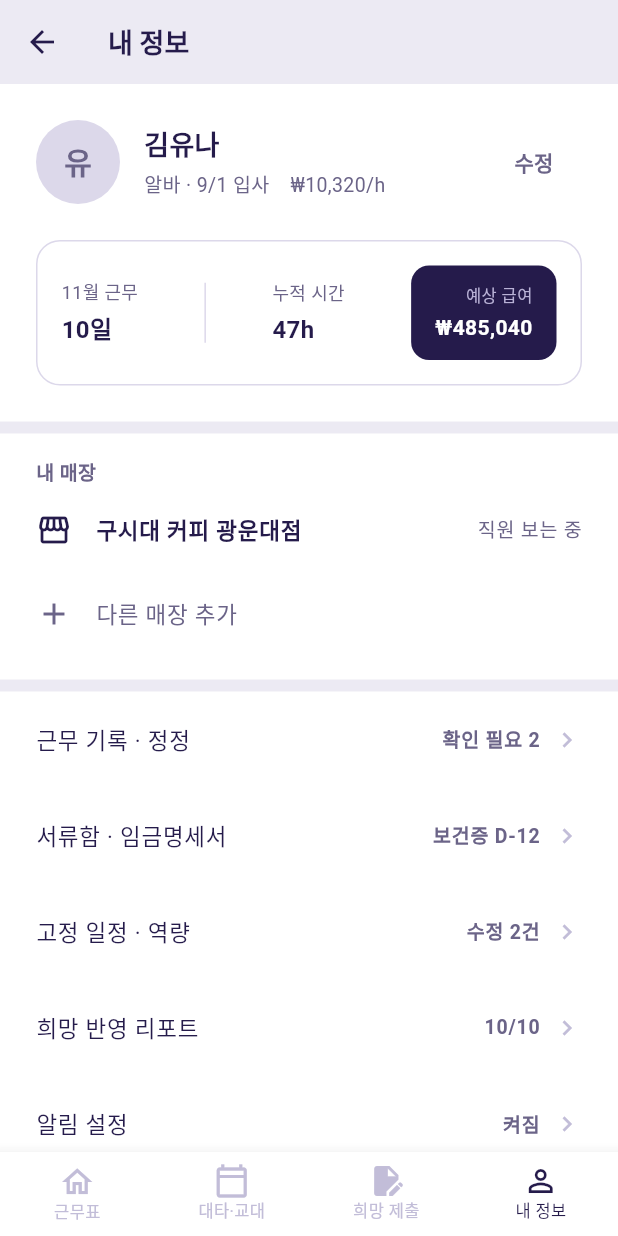
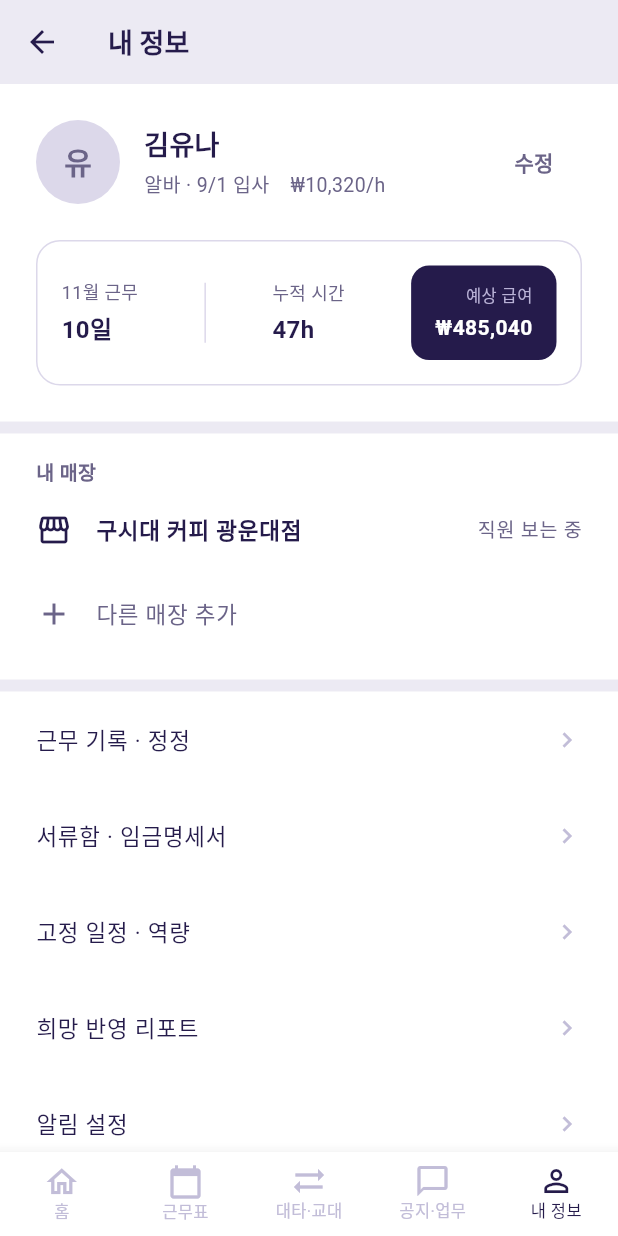
Before and after one commit to kw-store-scheduler/store-scheduler-frontend, a Flutter app: the MyInfoPage screen opened directly, on a phone screen of 412 x 824 dp. Run offline on Flutter 3.47's test engine with Material 3 defaults, Android fonts, the phone set to English and light mode, and no system bars; our stand-ins replace dio, firebase_core, firebase_messaging, google_fonts, qr_flutter, shared_preferences; accounts and stored records are empty; Roboto replaces fonts that are missing (Ibm Plex Sans Kr).

Commit message:
근로자 하단 탭 공통화·뒤로가기 점검
- 근로자 공통 하단 탭 ThymeWorkerTabBar (가이드 4-0: 홈 · 근무표 · 대타·교대(직원 연차·교대) · 공지·업무 · 내 정보)
  H01·H02·H06이 각자 다른 탭(개수·이름·동작)을 갖고 눌러도 반응 없던 탭을 정리. 탭은 쌓지 않고 바꿔 끼움(rootPage)
- 대타·교대 탭 = H07 빈 근무 게시판 (어디서도 못 들어가던 화면), 상단에 W09 근무 바꾸기 진입 추가
- 공지·업무 탭 = H03 신규 (NoticeApi: GET notices, tasks/my, PATCH tasks/{id})
- H02 '대타 보기'가 점주 전용 P06으로 가던 것 → 대타·교대 탭
- W08·W09·H13 완료 후 직원도 알바 홈으로 가던 것 → workerHome()
- H06 빈 메뉴는 홈을 한 장 더 쌓지 않고 '준비 중' 안내, 다른 매장 추가 → J01
- 출근하기는 '준비 중' 안내, 토큰 만료 로그인 화면도 rootPage로
- test/navigation_test.dart: 탭 이동 후 뒤로가기가 앱을 나가지 않는지 (웹 빈 화면) 확인

Co-Authored-By: Claude Opus 5.5 <noreply@anthropic.com>

```diff
--- a/lib/core/home_router.dart
+++ b/lib/core/home_router.dart
@@ -1,5 +1,6 @@
 import 'package:flutter/material.dart';
 import '../models/user.dart';
+import 'session.dart';
 import '../screens/common/a06_role_selection_page.dart';
 import '../screens/owner/o01_store_registration_page.dart';
 import '../screens/owner/p01_owner_home_page.dart';
@@ -33,6 +34,11 @@ Widget homeFor(Me me) {
   }
 }
 
+/// 근로자 홈: 지금 보고 있는 매장에서 직원이면 H02, 알바면 H01
+Widget workerHome() => Session.instance.currentMembership?.employmentType == EmploymentType.fullTime
+    ? const EmployeeHomePage()
+    : const PartTimerHomePage();
+
 /// 첫 화면으로 바꿔 끼운다 (그 아래 화면은 모두 지운다)
 void goHome(BuildContext context, Me me) => resetTo(context, homeFor(me));
 
--- a/lib/main.dart
+++ b/lib/main.dart
@@ -1,6 +1,7 @@
 import 'package:flutter/material.dart';
 import 'package:flutter_localizations/flutter_localizations.dart';
 import 'core/api_service.dart';
+import 'core/home_router.dart';
 import 'core/push_service.dart';
 import 'core/session.dart';
 import 'screens/common/a01_splash_page.dart';
@@ -22,7 +23,7 @@ Future<void> main() async {
     handling = true;
     await Session.instance.logout();
     navigatorKey.currentState?.pushAndRemoveUntil(
-      MaterialPageRoute(builder: (_) => const LoginPage(notice: "로그인이 만료됐어요. 다시 로그인해 주세요.")),
+      MaterialPageRoute(builder: (_) => rootPage(const LoginPage(notice: "로그인이 만료됐어요. 다시 로그인해 주세요."))),
       (route) => false,
     );
     handling = false;
--- a/lib/screens/worker/h06_my_info_page.dart
+++ b/lib/screens/worker/h06_my_info_page.dart
@@ -1,11 +1,11 @@
 import 'package:flutter/material.dart';
 import '../../core/home_router.dart';
 import '../../core/theme.dart';
+import '../../widgets/thyme_worker_tab_bar.dart';
+import 'j01_store_code_page.dart';             // 다른 매장 추가
 // 행님이 이미 깎아두신 화면들 실전 임포트!
-import 'h01_part_timer_home_page.dart';            // 홈으로 이동
 import 'w10_preference_report_page.dart';      // 희망 반영 리포트
 import 'w11_fixed_schedule_page.dart';         // 고정 일정/역량
-import '../common/a06_role_selection_page.dart';// 점주 역할 추가
 import '../../core/session.dart';
 import '../common/a03_login_page.dart';        // 로그아웃
 
@@ -51,7 +51,7 @@ class MyInfoPage extends StatelessWidget {
                           ),
                         ),
                         TextButton(
-                          onPressed: () {},
+                          onPressed: () => _soon(context, "프로필 수정"),
                           child: const Text("수정", style: TextStyle(color: ThymeColor.textSub, fontWeight: FontWeight.bold)),
                         ),
                       ],
@@ -106,13 +106,12 @@ class MyInfoPage extends StatelessWidget {
                       leading: const Icon(Icons.storefront_outlined, color: ThymeColor.text),
                       title: const Text("구시대 커피 광운대점", style: TextStyle(fontSize: 15, fontWeight: FontWeight.bold, color: ThymeColor.text)),
                       trailing: const Text("직원 보는 중", style: TextStyle(fontSize: 13, color: ThymeColor.textSub)),
-                      onTap: () {},
                     ),
                     ListTile(
                       contentPadding: const EdgeInsets.symmetric(horizontal: 24),
                       leading: const Icon(Icons.add, color: ThymeColor.textSub),
                       title: const Text("다른 매장 추가", style: TextStyle(fontSize: 15, color: ThymeColor.textSub)),
-                      onTap: () {},
+                      onTap: () => Navigator.push(context, MaterialPageRoute(builder: (_) => const StoreCodePage())),
                     ),
                   ],
                 ),
@@ -125,13 +124,15 @@ class MyInfoPage extends StatelessWidget {
                 color: ThymeColor.surface,
                 child: Column(
                   children: [
-                    _buildMenuRow(context, "근무 기록 · 정정", "확인 필요 2", const PartTimerHomePage()), // 일단 홈으로
-                    _buildMenuRow(context, "서류함 · 임금명세서", "보건증 D-12", const PartTimerHomePage()),
-                    _buildMenuRow(context, "고정 일정 · 역량", "수정 2건", const FixedSchedulePage()), // 행님 파일로!
-                    _buildMenuRow(context, "희망 반영 리포트", "10/10", const PreferenceReportPage()), // 행님 파일로!
-                    _buildMenuRow(context, "알림 설정", "켜짐", const PartTimerHomePage()),
-                    _buildMenuRow(context, "점주 역할 추가", "", const RoleSelectionPage()), // 행님 파일로!
-                    _buildMenuRow(context, "고객센터 · 약관", "", const PartTimerHomePage()),
+                    // 화면이 없는 메뉴(null)는 홈을 한 장 더 쌓지 않고 '준비 중' 안내만 띄운다
+                    _buildMenuRow(context, "근무 기록 · 정정", "", null),
+                    _buildMenuRow(context, "서류함 · 임금명세서", "", null),
+                    _buildMenuRow(context, "고정 일정 · 역량", "", const FixedSchedulePage()), // 행님 파일로!
+                    _buildMenuRow(context, "희망 반영 리포트", "", const PreferenceReportPage()), // 행님 파일로!
+                    _buildMenuRow(context, "알림 설정", "", null),
+                    // 점주 역할 추가: 매장에 합류한 계정은 서버가 역할 변경을 막는다 (PATCH /users/me/role)
+                    _buildMenuRow(context, "점주 역할 추가", "", null),
+                    _buildMenuRow(context, "고객센터 · 약관", "", null),
                   ],
                 ),
               ),
@@ -155,24 +156,8 @@ class MyInfoPage extends StatelessWidget {
         ),
       ),
 
-      // 기획서 시안 그대로 하단 네비게이션 바 적용[cite: 5]
-      bottomNavigationBar: BottomNavigationBar(
-        type: BottomNavigationBarType.fixed,
-        selectedItemColor: ThymeColor.text,
-        unselectedItemColor: ThymeColor.disabled,
-        currentIndex: 3, // 내 정보 탭 활성화
-        selectedFontSize: 11,
-        unselectedFontSize: 11,
-        onTap: (index) {
-          if (index == 0) resetTo(context, const PartTimerHomePage());
-        },
-        items: const [
-          BottomNavigationBarItem(icon: Icon(Icons.home_outlined), label: "근무표"),
-          BottomNavigationBarItem(icon: Icon(Icons.calendar_today_outlined), label: "대타·교대"),
-          BottomNavigationBarItem(icon: Icon(Icons.edit_document), label: "희망 제출"),
-          BottomNavigationBarItem(icon: Icon(Icons.person_outline), label: "내 정보"),
-        ],
-      ),
+      // 근로자 공통 하단 탭 (가이드 4-0)
+      bottomNavigationBar: const ThymeWorkerTabBar(current: WorkerTab.me),
     );
   }
 
@@ -187,7 +172,7 @@ class MyInfoPage extends StatelessWidget {
     );
   }
 
-  Widget _buildMenuRow(BuildContext context, String title, String trailingText, Widget targetPage) {
+  Widget _buildMenuRow(BuildContext context, String title, String trailingText, Widget? targetPage) {
     return ListTile(
       contentPadding: const EdgeInsets.symmetric(horizontal: 24, vertical: 4),
       title: Text(title, style: const TextStyle(fontSize: 15, color: ThymeColor.text)),
@@ -201,9 +186,12 @@ class MyInfoPage extends StatelessWidget {
         ],
       ),
       onTap: () {
-        // 주석 따위 없음! 네비게이션 직행!
+        if (targetPage == null) return _soon(context, title);
         Navigator.push(context, MaterialPageRoute(builder: (context) => targetPage));
       },
     );
   }
+
+  void _soon(BuildContext context, String what) =>
+      ScaffoldMessenger.of(context).showSnackBar(SnackBar(content: Text("$what은(는) 준비 중이에요")));
 }
--- a/lib/screens/worker/h13_fill_vacancy_page.dart
+++ b/lib/screens/worker/h13_fill_vacancy_page.dart
@@ -1,8 +1,7 @@
 import 'package:flutter/material.dart';
-import '../../core/home_router.dart';
 import '../../core/theme.dart';
+import '../../widgets/thyme_worker_tab_bar.dart';
 import '../../widgets/thyme_step_app_bar.dart';
-import 'h01_part_timer_home_page.dart'; // 홈 화면 찐 임포트!
 
 class FillVacancyPage extends StatefulWidget {
   const FillVacancyPage({super.key});
@@ -95,7 +94,7 @@ class _FillVacancyPageState extends State<FillVacancyPage> {
                   ),
                   onPressed: () {
                     // 대타 요청 보내고 홈 화면으로 싹 날려버리기!
-                    resetTo(context, const PartTimerHomePage());
+                    ThymeWorkerTabBar.go(context, WorkerTab.home);
                   },
                   child: Text(
                     _isDirectRequest ? "${_selectedCoworkers.length}명에게 대타 요청 보내기" : "게시판에 올리기",
--- a/lib/screens/worker/w07_my_schedule_page.dart
+++ b/lib/screens/worker/w07_my_schedule_page.dart
@@ -1,6 +1,7 @@
 import 'package:flutter/material.dart';
 import '../../widgets/thyme_back_button.dart';
 import '../../core/theme.dart';
+import '../../widgets/thyme_worker_tab_bar.dart';
 import 'w10_preference_report_page.dart';
 
 class MySchedulePage extends StatelessWidget {
@@ -13,7 +14,9 @@ class MySchedulePage extends StatelessWidget {
       appBar: AppBar(
         backgroundColor: ThymeColor.bg,
         elevation: 0,
-        leading: ThymeBackButton(size: 20),
+        // 탭 첫 화면이면 뒤로가기 자리를 비우지 않는다
+        automaticallyImplyLeading: false,
+        leading: Navigator.canPop(context) ? const ThymeBackButton(size: 20) : null,
         title: const Column(
           crossAxisAlignment: CrossAxisAlignment.start,
           children: [
@@ -179,6 +182,7 @@ class MySchedulePage extends StatelessWidget {
           ],
         ),
       ),
+      bottomNavigationBar: const ThymeWorkerTabBar(current: WorkerTab.schedule),
     );
   }
 }
--- a/lib/screens/worker/w08_cover_accept_page.dart
+++ b/lib/screens/worker/w08_cover_accept_page.dart
@@ -1,9 +1,8 @@
 import 'package:flutter/material.dart';
 import '../../widgets/thyme_back_button.dart';
-import '../../core/home_router.dart';
 import '../../core/theme.dart';
+import '../../widgets/thyme_worker_tab_bar.dart';
 import '../../theme/thyme_theme.dart';
-import 'h01_part_timer_home_page.dart'; // 처리 후 홈으로 직행!
 
 class CoverAcceptPage extends StatelessWidget {
   const CoverAcceptPage({super.key});
@@ -123,7 +122,7 @@ class CoverAcceptPage extends StatelessWidget {
                     flex: 2,
                     child: ThymeFinalButton(label: "수락하기", onPressed: () {
                         // 수락 완료 후 홈으로 복귀
-                        resetTo(context, const PartTimerHomePage());
+                        ThymeWorkerTabBar.go(context, WorkerTab.home);
                       }),
                   ),
                 ],
--- a/lib/screens/worker/w09_shift_swap_page.dart
+++ b/lib/screens/worker/w09_shift_swap_page.dart
@@ -1,8 +1,7 @@
 import 'package:flutter/material.dart';
 import '../../widgets/thyme_back_button.dart';
-import '../../core/home_router.dart';
 import '../../core/theme.dart';
-import 'h01_part_timer_home_page.dart'; // 처리 후 얄짤없이 홈으로!
+import '../../widgets/thyme_worker_tab_bar.dart';
 
 class ShiftSwapPage extends StatefulWidget {
   const ShiftSwapPage({super.key});
@@ -129,7 +128,7 @@ class _ShiftSwapPageState extends State<ShiftSwapPage> {
                   ),
                   onPressed: () {
                     // 요청 완료 후 홈 화면으로 이동
-                    resetTo(context, const PartTimerHomePage());
+                    ThymeWorkerTabBar.go(context, WorkerTab.home);
                   },
                   child: Text(
                     _selectedCoworker != null ? "$_selectedCoworker님에게 맞교환 요청" : "대상을 선택해주세요",
--- /dev/null
+++ b/lib/widgets/thyme_worker_tab_bar.dart
@@ -0,0 +1,63 @@
+import 'package:flutter/material.dart';
+import '../core/home_router.dart';
+import '../core/session.dart';
+import '../core/theme.dart';
+import '../models/user.dart';
+import '../screens/worker/h03_notice_task_page.dart';
+import '../screens/worker/h06_my_info_page.dart';
+import '../screens/worker/h07_vacant_shift_board_page.dart';
+import '../screens/worker/w07_my_schedule_page.dart';
+
+/// 근로자 하단 탭 (가이드 4-0: 홈 · 근무표 · 대타·교대(직원은 연차·교대) · 공지·업무 · 내 정보)
+enum WorkerTab { home, schedule, swap, notice, me }
+
+class ThymeWorkerTabBar extends StatelessWidget {
+  const ThymeWorkerTabBar({super.key, required this.current});
+
+  final WorkerTab current;
+
+  /// 지금 보고 있는 매장에서 직원(정규직)인지. 직원이면 홈이 H02, 세 번째 탭 이름이 '연차·교대'
+  static bool get fullTime => Session.instance.currentMembership?.employmentType == EmploymentType.fullTime;
+
+  static Widget pageFor(WorkerTab tab) => switch (tab) {
+        WorkerTab.home => workerHome(),
+        WorkerTab.schedule => const MySchedulePage(),
+        WorkerTab.swap => const VacantShiftBoardPage(),
+        WorkerTab.notice => const NoticeTaskPage(),
+        WorkerTab.me => const MyInfoPage(),
+      };
+
+  /// 탭 화면으로 바꿔 끼운다 (쌓지 않음 → 탭 화면은 스택 맨 아래라 뒤로가기로 빈 화면이 되지 않는다)
+  static void go(BuildContext context, WorkerTab tab) => Navigator.pushAndRemoveUntil(
+        context,
+        PageRouteBuilder(pageBuilder: (_, _, _) => rootPage(pageFor(tab)), transitionDuration: Duration.zero),
+        (route) => false,
+      );
+
+  @override
+  Widget build(BuildContext context) {
+    return BottomNavigationBar(
+      type: BottomNavigationBarType.fixed,
+      backgroundColor: ThymeColor.surface,
+      currentIndex: current.index,
+      selectedItemColor: ThymeColor.text,
+      unselectedItemColor: ThymeColor.disabled,
+      showUnselectedLabels: true,
+      selectedFontSize: 11,
+      unselectedFontSize: 11,
+      onTap: (i) {
+        final tab = WorkerTab.values[i];
+        // 탭 아래로 들어간 화면에서 같은 탭을 누르면 그 탭 첫 화면으로
+        if (tab == current && !Navigator.canPop(context)) return;
+        go(context, tab);
+      },
+      items: [
+        const BottomNavigationBarItem(icon: Icon(Icons.home_outlined), label: "홈"),
+        const BottomNavigationBarItem(icon: Icon(Icons.calendar_today), label: "근무표"),
+        BottomNavigationBarItem(icon: const Icon(Icons.sync_alt), label: fullTime ? "연차·교대" : "대타·교대"),
+        const BottomNavigationBarItem(icon: Icon(Icons.chat_bubble_outline), label: "공지·업무"),
+        const BottomNavigationBarItem(icon: Icon(Icons.person_outline), label: "내 정보"),
+      ],
+    );
+  }
+}
```
Also changed, not shown: lib/core/notice_api.dart (added, +62 -0 lines), lib/screens/worker/h01_part_timer_home_page.dart (+9 -32 lines), lib/screens/worker/h02_employee_home_page.dart (+5 -30 lines), lib/screens/worker/h03_notice_task_page.dart (added, +177 -0 lines), lib/screens/worker/h07_vacant_shift_board_page.dart (+25 -17 lines), 2 other files.
